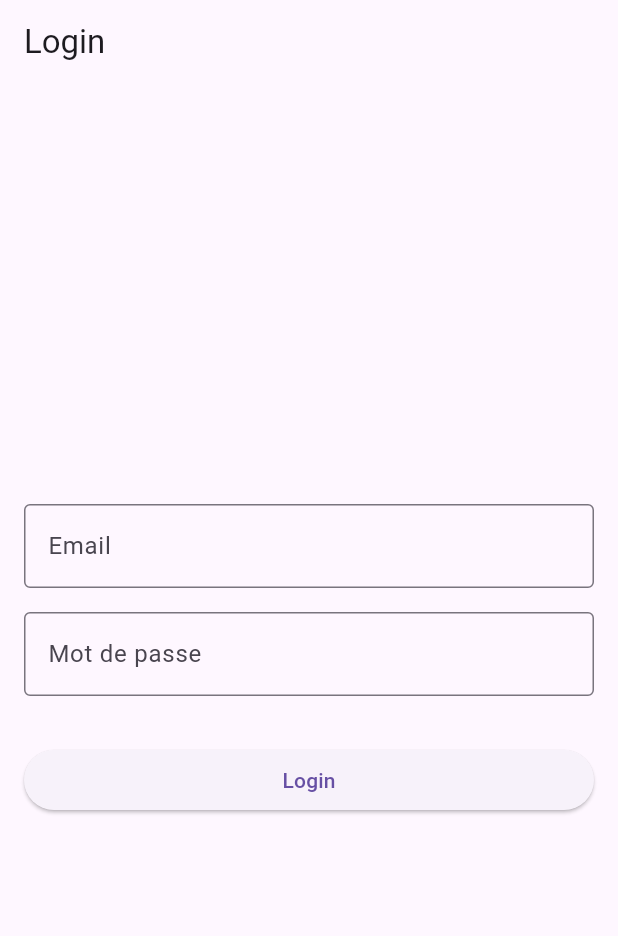
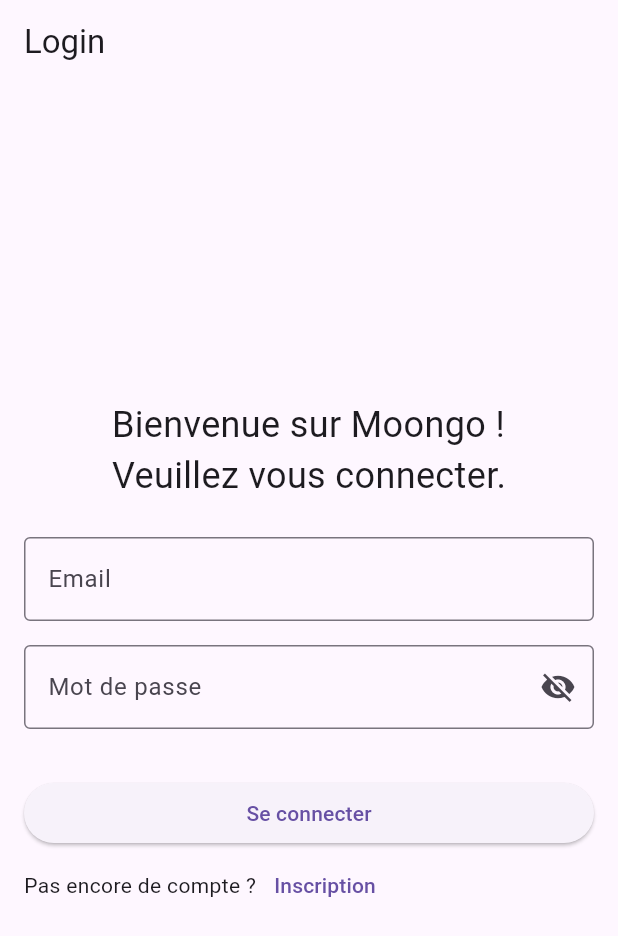
Before and after one commit to EdouardSence/MOONGO, a Flutter app: the screen it shows after launch, on a phone screen of 412 x 824 dp. Shown: the top 936 px of the screen. Run offline on Flutter 3.47's test engine with Material 3 defaults, Android fonts, the phone set to English and light mode, and no system bars; our stand-ins replace firebase_auth, firebase_core, stacked, stacked_services, stacked_shared; accounts and stored records are empty.

Commit message:
feat(login): ajout de la gestion du mode de connexion et de la visibilité du mot de passe

```diff
--- a/moongo/lib/ui/views/login/login_view.dart
+++ b/moongo/lib/ui/views/login/login_view.dart
@@ -16,6 +16,14 @@
         child: Column(
           mainAxisAlignment: MainAxisAlignment.center,
           children: [
+            // Message de bienvenue
+            Text(
+              viewModel.loginMode
+                  ? 'Bienvenue sur Moongo !\nVeuillez vous connecter.'
+                  : 'Bienvenue sur Moongo !\nVeuillez créer un compte.',
+              style: const TextStyle(fontSize: 24),
+            ),
+            const SizedBox(height: 24),
             // Champ Email
             TextField(
               onChanged: viewModel.setEmail,
@@ -29,11 +37,21 @@
             // Champ Mot de passe
             TextField(
               onChanged: viewModel.setPassword,
-              obscureText: true,
+              obscureText: viewModel.isPasswordVisible ? false : true,
               decoration: InputDecoration(
                 labelText: 'Mot de passe',
                 hintText: 'Entrez votre mot de passe',
                 border: OutlineInputBorder(),
+                suffixIcon: IconButton(
+                  icon: Icon(
+                    viewModel.isPasswordVisible
+                        ? Icons.visibility
+                        : Icons.visibility_off,
+                  ),
+                  onPressed: () {
+                    viewModel.togglePasswordVisibility();
+                  },
+                ),
               ),
             ),
             const SizedBox(height: 16),
@@ -59,8 +77,29 @@
                           strokeWidth: 2,
                         ),
                       )
-                    : const Text('Login'),
+                    : Text(
+                        viewModel.loginMode
+                            ? 'Se connecter'
+                            : 'Créer un compte',
+                      ),
               ),
+            ),
+            Row(
+              children: [
+                Text(
+                  viewModel.loginMode
+                      ? 'Pas encore de compte ?'
+                      : 'Déjà un compte ?',
+                ),
+                TextButton(
+                  onPressed: () {
+                    viewModel.toggleLoginMode();
+                  },
+                  child: Text(
+                    viewModel.loginMode ? 'Inscription' : 'Connexion',
+                  ),
+                ),
+              ],
             ),
           ],
         ),
--- a/moongo/lib/ui/views/login/login_viewmodel.dart
+++ b/moongo/lib/ui/views/login/login_viewmodel.dart
@@ -10,6 +10,8 @@
   String password = '';
   String? errorMessage;
   bool isLoading = false;
+  bool isPasswordVisible = false;
+  bool loginMode = true;
 
   final _navigationService = locator<NavigationService>();
 
@@ -21,6 +23,17 @@
   // Met à jour le mot de passe
   void setPassword(String value) {
     password = value;
+  }
+
+  // Change le mode de visibilité du mot de passe
+  void togglePasswordVisibility() {
+    isPasswordVisible = !isPasswordVisible;
+    notifyListeners();
+  }
+
+  void toggleLoginMode() {
+    loginMode = !loginMode;
+    notifyListeners();
   }
 
   // Logique de login
```
